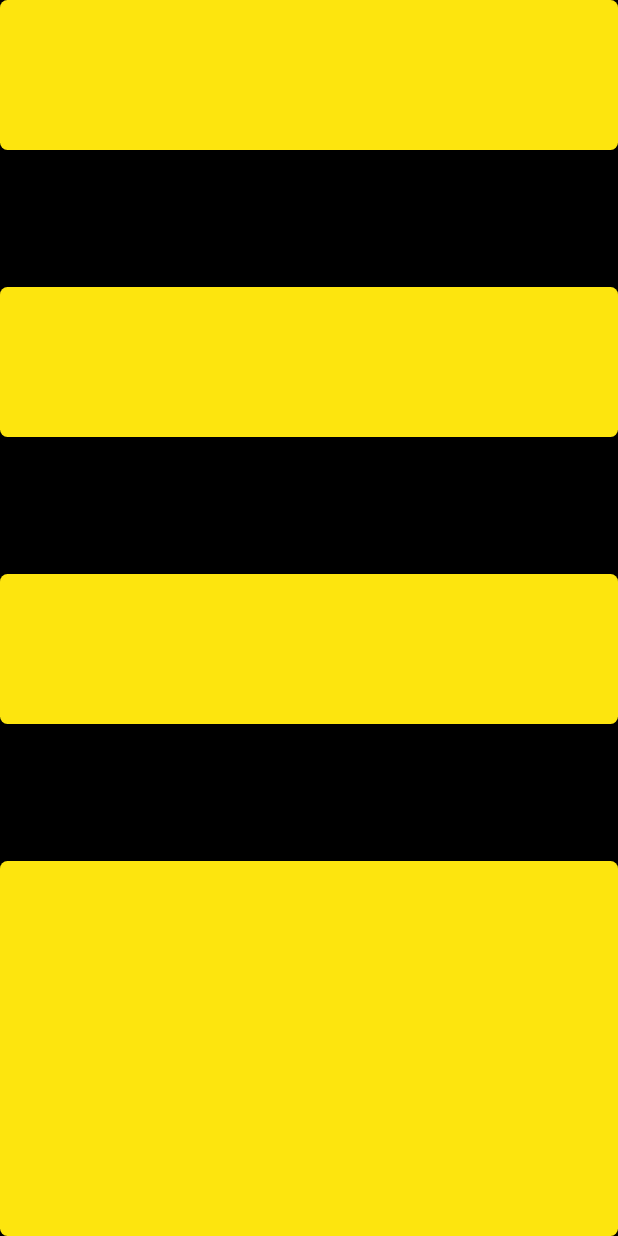
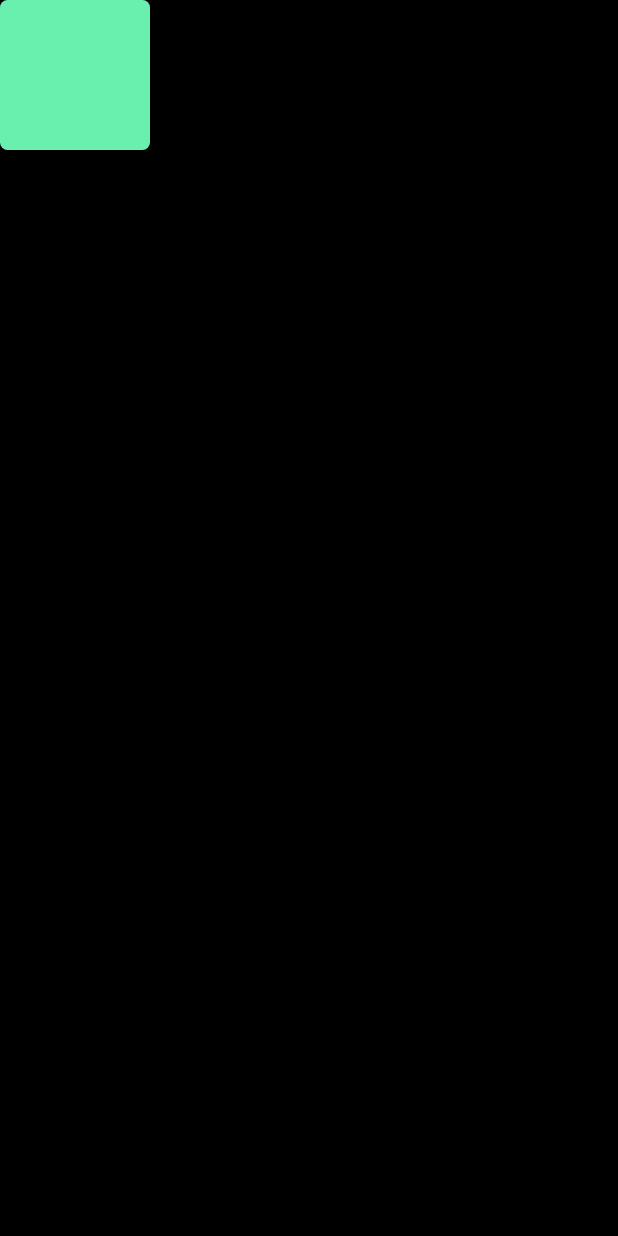
Before and after one commit to Vishnuka084/simple_App, a Flutter app: the screen it shows after launch, on a phone screen of 412 x 824 dp. Run offline on Flutter 3.47's test engine with Material 3 defaults, Android fonts, the phone set to English and light mode, and no system bars.

Commit message:
New updated row design

```diff
--- a/lib/main.dart
+++ b/lib/main.dart
@@ -13,41 +13,15 @@ class MyApp extends StatelessWidget {
       home: SafeArea(
         child: Scaffold(
           backgroundColor: Colors.black,
-          body: Column(
-              mainAxisAlignment: MainAxisAlignment.spaceBetween,
-              children: [
+          body: Column(children: [
             Container(
+              width: 100,
               height: 100,
-                  width: double.infinity,
               decoration: BoxDecoration(
-                    color: const Color.fromARGB(255, 253, 229, 14),
+                color: Colors.greenAccent,
                 borderRadius: BorderRadius.circular(5),
               ),
-                ),
-                Container(
-                  height: 100,
-                  width: double.infinity,
-                  decoration: BoxDecoration(
-                    color: const Color.fromARGB(255, 253, 229, 14),
-                    borderRadius: BorderRadius.circular(5),
-                  ),
-                ),
-                Container(
-                  height: 100,
-                  width: double.infinity,
-                  decoration: BoxDecoration(
-                    color: const Color.fromARGB(255, 253, 229, 14),
-                    borderRadius: BorderRadius.circular(5),
-                  ),
-                ),
-                Container(
-                  height: 250,
-                  width: double.infinity,
-                  decoration: BoxDecoration(
-                    color: const Color.fromARGB(255, 253, 229, 14),
-                    borderRadius: BorderRadius.circular(5),
-                  ),
-                ),
+            )
           ]),
         ),
       ),
```
Lines whose indentation alone changed are shown as unchanged.
